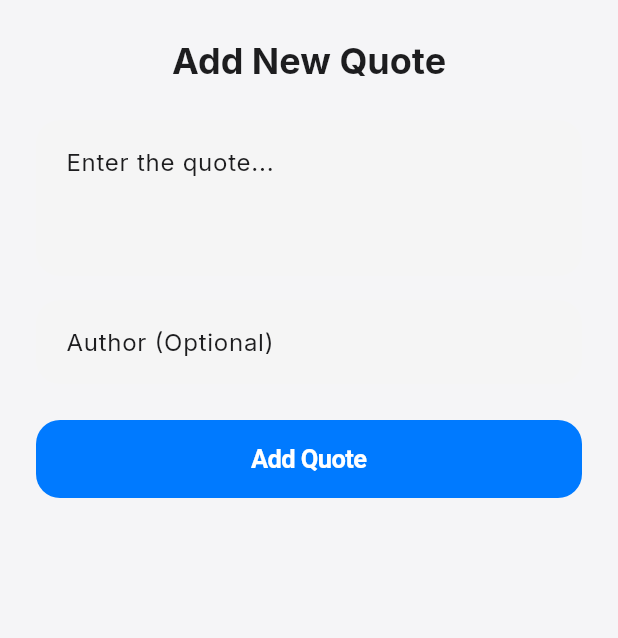
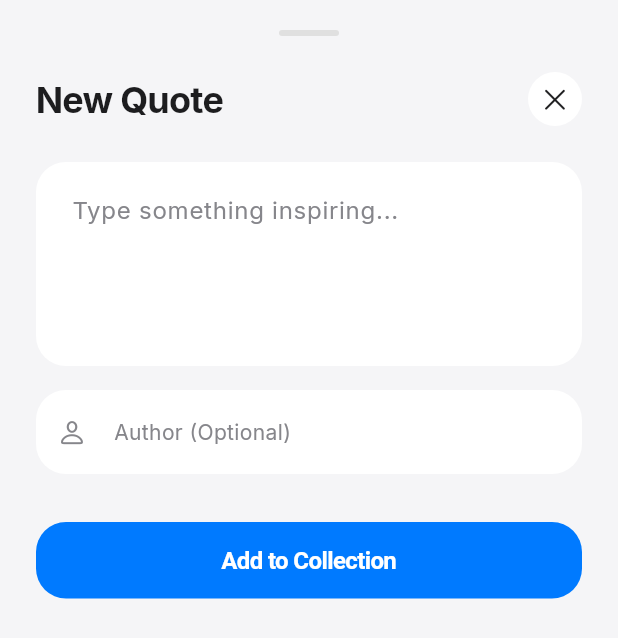
Before and after one commit to youssefsz/quickquote, a Flutter app: the AddQuoteModal widget shown alone on an empty page, opened directly, on a phone screen of 412 x 824 dp. Shown: the top 638 px of the screen. Run offline on Flutter 3.47's test engine with Material 3 defaults, Android fonts, the phone set to English and light mode, and no system bars; our stand-ins replace flutter_card_swiper, google_fonts, in_app_review, package_info_plus, share_plus, shared_preferences; missing offline and left inert: cupertino_native, light_dark_theme_toggle; accounts and stored records are empty.

```diff
--- a/lib/widgets/add_quote_modal.dart
+++ b/lib/widgets/add_quote_modal.dart
@@ -2,6 +2,7 @@ import 'package:flutter/cupertino.dart';
 import 'package:flutter/material.dart';
 import 'package:provider/provider.dart';
 import '../providers/quote_provider.dart';
+import '../theme/app_theme.dart';
 
 class AddQuoteModal extends StatefulWidget {
   const AddQuoteModal({super.key});
@@ -38,15 +39,30 @@ class _AddQuoteModalState extends State<AddQuoteModal> {
   Widget build(BuildContext context) {
     final isDark = Theme.of(context).brightness == Brightness.dark;
 
+    // Dark Mode Fix:
+    // Modal Background: Dark Gray (Surface) instead of Black (Background)
+    // Input Fill: Slightly lighter gray (Tertiary) instead of Surface
+    final modalBackgroundColor = isDark
+        ? AppColors.darkSurface
+        : AppColors.lightBackground;
+
+    final inputFillColor = isDark
+        ? const Color(0xFF2C2C2E) // Lighter than surface for contrast
+        : AppColors.lightSurface;
+
+    final hintTextColor = isDark
+        ? AppColors.darkTextSecondary
+        : AppColors.lightTextSecondary;
+
     return Container(
       padding: EdgeInsets.only(
         bottom: MediaQuery.of(context).viewInsets.bottom + 24,
-        top: 24,
+        top: 20,
         left: 24,
         right: 24,
       ),
       decoration: BoxDecoration(
-        color: Theme.of(context).scaffoldBackgroundColor,
+        color: modalBackgroundColor,
         borderRadius: const BorderRadius.vertical(top: Radius.circular(30)),
       ),
       child: Form(
@@ -55,28 +71,75 @@ class _AddQuoteModalState extends State<AddQuoteModal> {
           mainAxisSize: MainAxisSize.min,
           crossAxisAlignment: CrossAxisAlignment.stretch,
           children: [
-            Text(
-              'Add New Quote',
-              style: Theme.of(
-                context,
-              ).textTheme.headlineSmall?.copyWith(fontWeight: FontWeight.bold),
-              textAlign: TextAlign.center,
+            // Handle bar for better UX
+            Center(
+              child: Container(
+                width: 40,
+                height: 4,
+                decoration: BoxDecoration(
+                  color: isDark ? Colors.grey[800] : Colors.grey[300],
+                  borderRadius: BorderRadius.circular(2),
+                ),
+              ),
+            ),
+            const SizedBox(height: 24),
+            Row(
+              mainAxisAlignment: MainAxisAlignment.spaceBetween,
+              children: [
+                Text(
+                  'New Quote',
+                  style: Theme.of(context).textTheme.headlineSmall?.copyWith(
+                    fontWeight: FontWeight.bold,
+                    letterSpacing: -0.5,
+                  ),
+                ),
+                GestureDetector(
+                  onTap: () => Navigator.pop(context),
+                  child: Container(
+                    padding: const EdgeInsets.all(8),
+                    decoration: BoxDecoration(
+                      color: isDark
+                          ? AppColors.darkSurface
+                          : AppColors.lightSurface,
+                      shape: BoxShape.circle,
+                    ),
+                    child: Icon(
+                      CupertinoIcons.xmark,
+                      size: 20,
+                      color: Theme.of(context).iconTheme.color,
+                    ),
+                  ),
+                ),
+              ],
             ),
             const SizedBox(height: 24),
             TextFormField(
               controller: _textController,
-              maxLines: 3,
+              maxLines: 4,
+              style: Theme.of(context).textTheme.bodyLarge,
               decoration: InputDecoration(
-                hintText: 'Enter the quote...',
+                hintText: 'Type something inspiring...',
+                hintStyle: TextStyle(color: hintTextColor),
                 filled: true,
-                fillColor: isDark
-                    ? Colors.white.withValues(alpha: 0.1)
-                    : Colors.grey.shade100,
+                fillColor: inputFillColor,
                 border: OutlineInputBorder(
-                  borderRadius: BorderRadius.circular(16),
+                  borderRadius: BorderRadius.circular(20),
                   borderSide: BorderSide.none,
                 ),
-                contentPadding: const EdgeInsets.all(16),
+                enabledBorder: OutlineInputBorder(
+                  borderRadius: BorderRadius.circular(20),
+                  borderSide: BorderSide.none,
+                ),
+                focusedBorder: OutlineInputBorder(
+                  borderRadius: BorderRadius.circular(20),
+                  borderSide: BorderSide(
+                    color: Theme.of(
+                      context,
+                    ).primaryColor.withValues(alpha: 0.5),
+                    width: 1.5,
+                  ),
+                ),
+                contentPadding: const EdgeInsets.all(20),
               ),
               validator: (value) {
                 if (value == null || value.trim().isEmpty) {
@@ -88,28 +151,50 @@ class _AddQuoteModalState extends State<AddQuoteModal> {
             const SizedBox(height: 16),
             TextFormField(
               controller: _authorController,
+              style: Theme.of(context).textTheme.bodyMedium,
               decoration: InputDecoration(
                 hintText: 'Author (Optional)',
+                hintStyle: TextStyle(color: hintTextColor),
                 filled: true,
-                fillColor: isDark
-                    ? Colors.white.withValues(alpha: 0.1)
-                    : Colors.grey.shade100,
+                fillColor: inputFillColor,
                 border: OutlineInputBorder(
-                  borderRadius: BorderRadius.circular(16),
+                  borderRadius: BorderRadius.circular(20),
                   borderSide: BorderSide.none,
                 ),
-                contentPadding: const EdgeInsets.all(16),
+                enabledBorder: OutlineInputBorder(
+                  borderRadius: BorderRadius.circular(20),
+                  borderSide: BorderSide.none,
+                ),
+                focusedBorder: OutlineInputBorder(
+                  borderRadius: BorderRadius.circular(20),
+                  borderSide: BorderSide(
+                    color: Theme.of(
+                      context,
+                    ).primaryColor.withValues(alpha: 0.5),
+                    width: 1.5,
+                  ),
+                ),
+                contentPadding: const EdgeInsets.symmetric(
+                  horizontal: 20,
+                  vertical: 18,
+                ),
+                prefixIcon: Icon(
+                  CupertinoIcons.person,
+                  size: 20,
+                  color: hintTextColor,
+                ),
               ),
             ),
-            const SizedBox(height: 24),
+            const SizedBox(height: 32),
             CupertinoButton.filled(
               onPressed: _submit,
-              borderRadius: BorderRadius.circular(16),
+              borderRadius: BorderRadius.circular(20),
               child: const Text(
-                'Add Quote',
-                style: TextStyle(fontWeight: FontWeight.bold),
+                'Add to Collection',
+                style: TextStyle(fontWeight: FontWeight.bold, fontSize: 16),
               ),
             ),
+            const SizedBox(height: 16),
           ],
         ),
       ),
```
Also changed, not shown: lib/screens/quote_detail_screen.dart (added, +161 -0 lines), lib/screens/saved_screen.dart (+29 -95 lines).
